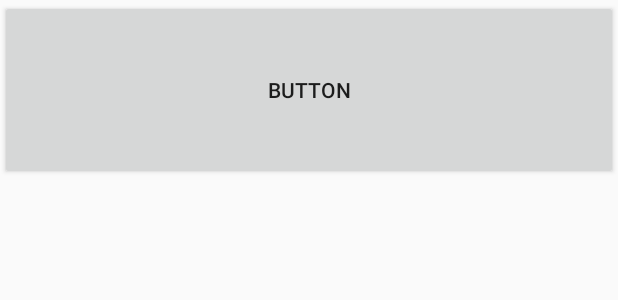
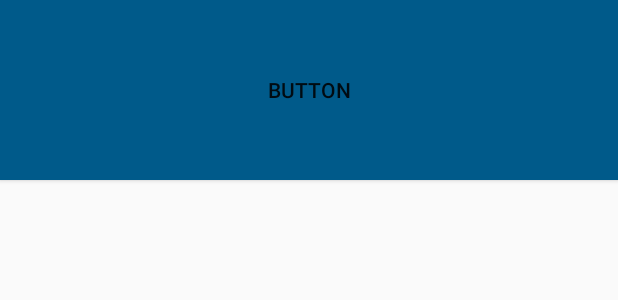
Before and after one commit to trhthyj/AndroidProgram_BeatBox, an Android app: the layout list_item_sound.xml on its own in the app's theme, with its tools: preview values and no code run, on a phone screen of 412 x 824 dp. Shown: the top 300 px of the screen. Run offline under Robolectric (Android 15) with nearby library versions, the phone set to English and light mode, and no system bars.

Commit message:
22th chapter style and theme

```diff
--- a/app/src/main/res/layout/list_item_sound.xml
+++ b/app/src/main/res/layout/list_item_sound.xml
@@ -8,6 +8,7 @@
             type="com.mi.www.beatbox.SoundViewModel"/>
     </data>
     <Button
+        style="@style/BeatBoxButton"
         android:layout_width="match_parent"
         android:layout_height="120dp"
         android:onClick="@{() -> viewModel.onButtonClicked()}"
--- a/app/src/main/res/values/colors.xml
+++ b/app/src/main/res/values/colors.xml
@@ -3,4 +3,7 @@
     <color name="colorPrimary">#3F51B5</color>
     <color name="colorPrimaryDark">#303F9F</color>
     <color name="colorAccent">#FF4081</color>
+
+    <color name="dark_blue">#005A8A</color>
+    <color name="gray">#607d8b</color>
 </resources>
--- a/app/src/main/res/values/styles.xml
+++ b/app/src/main/res/values/styles.xml
@@ -6,6 +6,22 @@
         <item name="colorPrimary">@color/colorPrimary</item>
         <item name="colorPrimaryDark">@color/colorPrimaryDark</item>
         <item name="colorAccent">@color/colorAccent</item>
+        <!--更改按钮样式-->
+        <item name="buttonStyle">@style/BeatBoxButton</item>
     </style>
 
+    <style name="BeatBoxButton" parent="Widget.AppCompat.Button">
+        <item name="android:background">@color/dark_blue</item>
+    </style>
+
+    //相当于parent是BeatBoxButton，下面两个style是等效的
+    <style name="BeatBoxButton.Strong">
+        <item name="android:textStyle">bold</item>
+    </style>
+
+    <style name="StrongBeatBoxButton" parent="@style/BeatBoxButton">
+        <item name="android:textStyle">bold</item>
+    </style>
+
+
 </resources>
```
